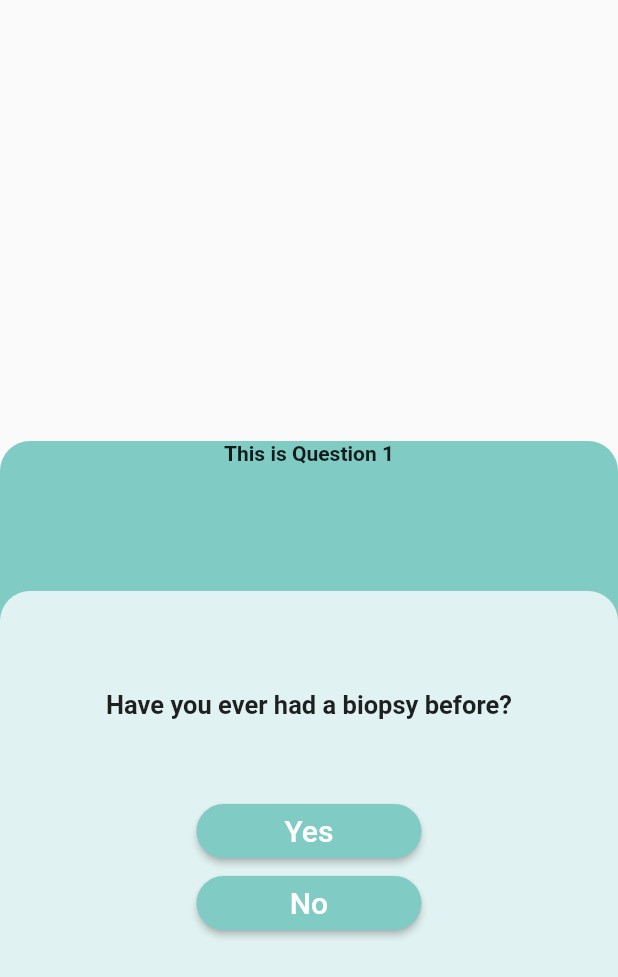
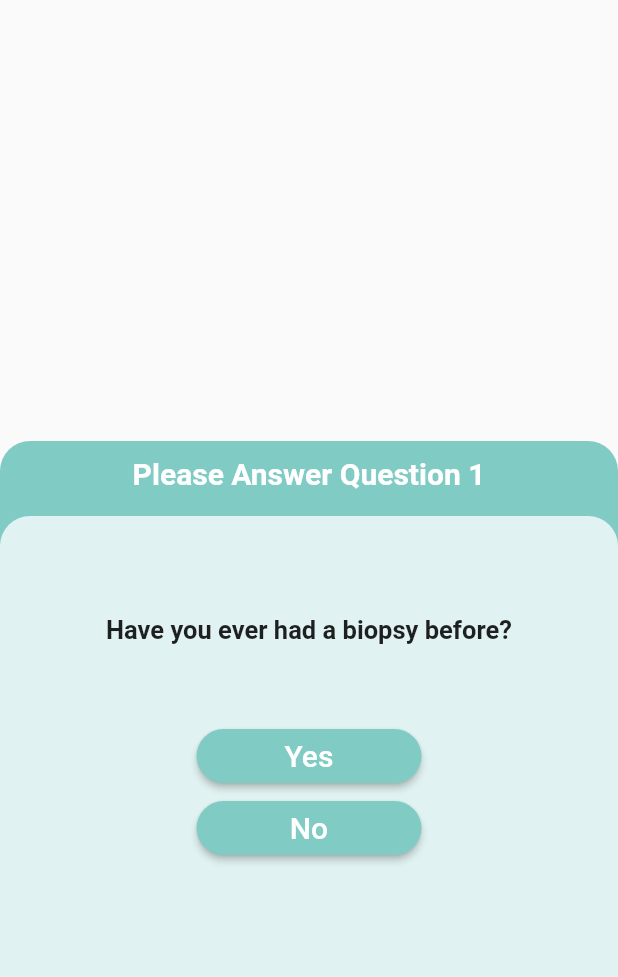
Before and after one commit to Endev-Brian-Kan/PageViewExercise, a Flutter app: the screen it shows after launch, on a phone screen of 412 x 824 dp. Shown: the top 977 px of the screen. Run offline on Flutter 3.47's test engine with Material 2 defaults, Android fonts, the phone set to English and light mode, and no system bars.

Commit message:
For the Question Title I added margin, increased the font size and changed the font color to white.

```diff
--- a/lib/pageTemplate.dart
+++ b/lib/pageTemplate.dart
@@ -34,7 +34,7 @@ class Pagetemplate extends StatelessWidget {
         ),
         Container(
           padding: EdgeInsets.all(16.0),
-          height: 430,
+          height: 480,
           decoration: BoxDecoration(
             color: Colors.teal[50],
             borderRadius: BorderRadius.only(
--- a/lib/questionTitle.dart
+++ b/lib/questionTitle.dart
@@ -9,9 +9,9 @@ class Questiontitleindex extends StatelessWidget {
 
   // Build the array
   final questionTitleArray = [
-    "This is Question 1",
-    "Question 2",
-    "Question 3",
+    "Please Answer Question 1",
+    "Please Answer Question 2",
+    "Please Answer Question 3",
   ];
 
   // Get the corresponding array value
@@ -31,11 +31,13 @@ class Questiontitleindex extends StatelessWidget {
   @override
   Widget build(BuildContext context) {
     return Container(
+      margin: EdgeInsets.all(10),
       child: Text(
         questionTitleArray[pageNumber],
         textAlign: TextAlign.center,
         overflow: TextOverflow.ellipsis,
-        style: TextStyle(fontWeight: FontWeight.bold),
+        style: TextStyle(
+            fontWeight: FontWeight.bold, fontSize: 20, color: Colors.white),
       ),
     );
   }
```
